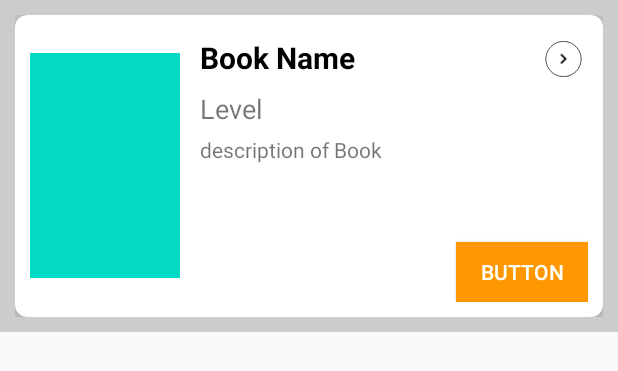
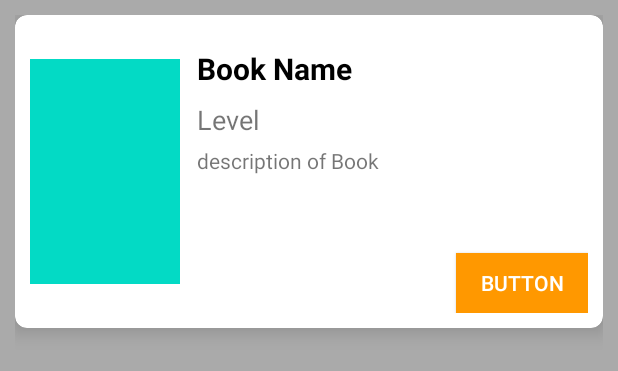
Before and after one commit to Ali-Bhatti/Assignment3_Books, an Android app: the layout my_rowlayout.xml on its own in the app's theme, with its tools: preview values and no code run, on a phone screen of 412 x 824 dp. Shown: the top 371 px of the screen. Run offline under Robolectric (Android 15) with nearby library versions, the phone set to English and light mode, and no system bars.

```diff
--- a/app/src/main/res/layout/myrow_layout.xml
+++ b/app/src/main/res/layout/my_rowlayout.xml
@@ -4,8 +4,8 @@
     xmlns:app="http://schemas.android.com/apk/res-auto"
     xmlns:tools="http://schemas.android.com/tools"
     android:layout_width="match_parent"
-    android:layout_height="wrap_content"
-    android:background="#ccc"
+    android:layout_height="match_parent"
+    android:background="@android:color/darker_gray"
     android:padding="10dp">
 
     <androidx.cardview.widget.CardView
@@ -19,7 +19,7 @@
 
         <androidx.constraintlayout.widget.ConstraintLayout
             android:layout_width="match_parent"
-            android:layout_height="wrap_content"
+            android:layout_height="match_parent"
             android:padding="10dp">
 
             <ImageView
@@ -35,20 +35,18 @@
                 android:id="@+id/bookName"
                 android:layout_width="200dp"
                 android:layout_height="wrap_content"
-                android:layout_marginEnd="45dp"
-                android:layout_marginBottom="8dp"
+                android:layout_marginStart="7dp"
+                android:layout_marginTop="12dp"
+                android:layout_marginEnd="24dp"
                 android:paddingLeft="3dp"
-                android:layout_marginStart="7dp"
                 android:text="Book Name"
                 android:textColor="@android:color/black"
                 android:textSize="20sp"
                 android:textStyle="bold"
-                app:layout_constraintBottom_toBottomOf="parent"
                 app:layout_constraintEnd_toEndOf="parent"
-                app:layout_constraintHorizontal_bias="0.148"
+                app:layout_constraintHorizontal_bias="0.01"
                 app:layout_constraintStart_toEndOf="@+id/bookImg"
-                app:layout_constraintTop_toTopOf="parent"
-                app:layout_constraintVertical_bias="0.031" />
+                app:layout_constraintTop_toTopOf="parent" />
 
             <TextView
                 android:id="@+id/level"
@@ -56,7 +54,7 @@
                 android:layout_height="wrap_content"
                 android:layout_marginTop="8dp"
                 android:layout_marginBottom="72dp"
-                android:paddingLeft="3dp"
+                android:paddingStart="3dp"
                 android:text="Level"
                 android:textSize="18sp"
                 app:layout_constraintBottom_toBottomOf="parent"
@@ -72,6 +70,8 @@
                 android:layout_height="48dp"
                 android:layout_marginTop="5dp"
                 android:layout_marginEnd="22dp"
+                android:ellipsize="end"
+                android:maxLines="3"
                 android:paddingLeft="3dp"
                 android:text="description of Book"
                 app:layout_constraintEnd_toEndOf="parent"
@@ -91,7 +91,7 @@
                 app:layout_constraintEnd_toEndOf="parent"
                 app:layout_constraintTop_toBottomOf="@+id/bookDetails" />
 
-            <ImageView
+            <!--<ImageView
                 android:id="@+id/forwordArrow"
                 android:layout_width="26dp"
                 android:layout_height="24dp"
@@ -102,7 +102,7 @@
                 app:layout_constraintEnd_toEndOf="parent"
                 app:layout_constraintTop_toTopOf="parent"
                 app:layout_constraintVertical_bias="0.01999998"
-                app:srcCompat="@drawable/nextarrow" />
+                app:srcCompat="@drawable/nextarrow" />-->
 
 
         </androidx.constraintlayout.widget.ConstraintLayout>
```
